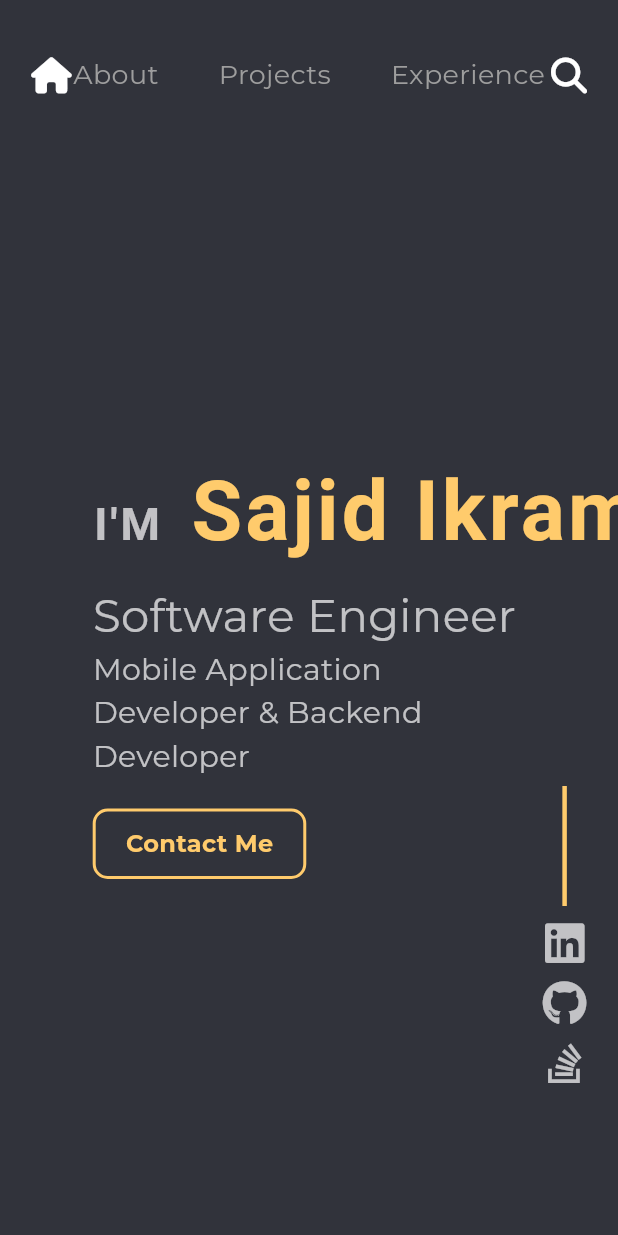
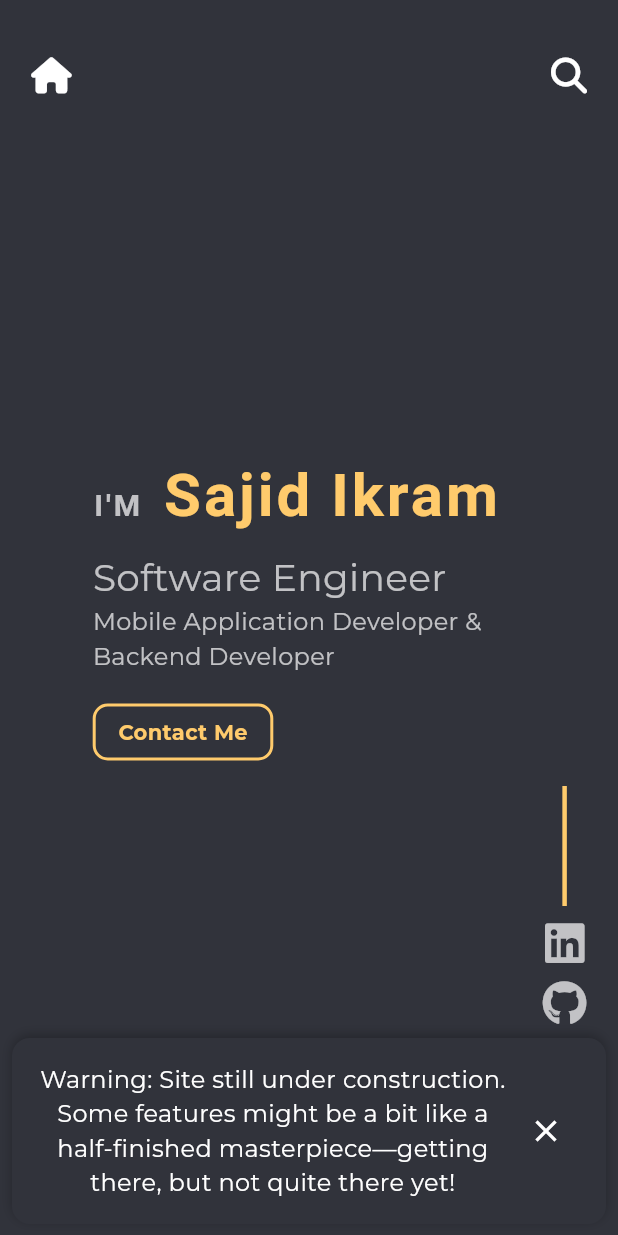
Before and after one commit to Sajid-ikram/dev_ikram, a Flutter app: the screen it shows after launch, on a phone screen of 412 x 824 dp. Run offline on Flutter 3.47's test engine with Material 3 defaults, Android fonts, the phone set to English and light mode, and no system bars; our stand-ins replace carousel_slider, font_awesome_flutter, google_fonts, readmore; missing offline and left inert: dev_icons.

Commit message:
fix responsiveness

```diff
--- a/lib/main.dart
+++ b/lib/main.dart
@@ -17,7 +17,7 @@ class MyApp extends StatelessWidget {
       theme: _buildTheme(Brightness.dark),
       debugShowCheckedModeBanner: false,
       title: 'Ikram',
-      home: Home(),
+      home: const HomeWithPopup(),
     );
   }
 }
@@ -34,3 +34,74 @@ ThemeData _buildTheme(brightness) {
     scaffoldBackgroundColor: Colors.white,
   );
 }
+
+/// New Widget that wraps your Home page and adds the popup
+class HomeWithPopup extends StatefulWidget {
+  const HomeWithPopup({super.key});
+
+  @override
+  State<HomeWithPopup> createState() => _HomeWithPopupState();
+}
+
+class _HomeWithPopupState extends State<HomeWithPopup> {
+  bool _showPopup = true; // Controls whether the popup is visible or not
+
+  @override
+  Widget build(BuildContext context) {
+    return Scaffold(
+      body: Stack(
+        children: [
+          // Your original Home page
+          Home(),
+
+          // Bottom popup
+          if (_showPopup)
+            Positioned(
+              bottom: 0,
+              left: 0,
+              right: 0,
+              child: Container(
+                margin: const EdgeInsets.all(8),
+                padding: const EdgeInsets.all(16),
+                decoration: BoxDecoration(
+                  color: primaryColor,
+                  borderRadius: BorderRadius.circular(12),
+                  boxShadow: const [
+                    BoxShadow(
+                      color: Colors.black26,
+                      blurRadius: 6,
+                      offset: Offset(0, -2),
+                    ),
+                  ],
+                ),
+                child: Row(
+                  mainAxisAlignment: MainAxisAlignment.spaceBetween,
+                  children: [
+                    // Earning message
+                    const Expanded(
+                      child: Text(
+                        "Warning: Site still under construction. Some features might be a bit like a half-finished masterpiece—getting there, but not quite there yet!",
+                        textAlign: TextAlign.center,
+                        style: TextStyle(fontSize: 16, color: Colors.white),
+
+                      ),
+                    ),
+
+                    // Close button
+                    IconButton(
+                      onPressed: () {
+                        setState(() {
+                          _showPopup = false; // Hide the popup
+                        });
+                      },
+                      icon: const Icon(Icons.close, color: Colors.white),
+                    ),
+                  ],
+                ),
+              ),
+            ),
+        ],
+      ),
+    );
+  }
+}
--- a/lib/utils/constant_text.dart
+++ b/lib/utils/constant_text.dart
@@ -1 +1,5 @@
+import 'package:flutter/foundation.dart';
+
 String about = "I am a skilled mobile application developer with 4+ years of experience, specializing in Flutter and backend technologies like Node.js and MongoDB. I’ve built diverse projects, including POS systems, a photo editor with 10,000+ users, and real-time tracking apps. Currently pursuing an MSc in Software Engineering, I have a proven track record in competitive programming and hackathons. I’m passionate about creating efficient, user-focused applications and constantly expanding my technical skills.";
+
+String releasePath = kDebugMode ? '' : 'assets/';
--- a/lib/view/custom_buttons.dart
+++ b/lib/view/custom_buttons.dart
@@ -17,6 +17,7 @@ class _HoverButtonState extends State<HoverButton> {
 
   @override
   Widget build(BuildContext context) {
+    var size = MediaQuery.of(context).size;
     return Center(
       child: MouseRegion(
         onEnter: (_) => setState(() => isHovering = true),
@@ -25,7 +26,7 @@ class _HoverButtonState extends State<HoverButton> {
           duration: Duration(milliseconds: 200),
           child: Container(
             padding:
-            EdgeInsets.symmetric(horizontal: 20, vertical: 10),
+            EdgeInsets.symmetric(horizontal: size.width < 700  ? 15 : 20, vertical:  size.width < 700  ? 7 : 10),
             decoration: BoxDecoration(
               color: isHovering ? secondaryColor : Colors.transparent,
               border: Border.all(color: secondaryColor, width: 2),
@@ -35,7 +36,7 @@ class _HoverButtonState extends State<HoverButton> {
               "Contact Me",
               style: TextStyle(
                 color: isHovering ? Colors.white : secondaryColor,
-                fontSize: 16,
+                fontSize: size.width < 700  ? 14 : 16,
                 fontWeight: FontWeight.bold,
               ),
             ),
--- a/lib/view/home.dart
+++ b/lib/view/home.dart
@@ -58,13 +58,13 @@ class CustomNevBar extends StatelessWidget {
           SizedBox(width: size.width * 0.05),
           const Icon(FontAwesomeIcons.house),
           Spacer(),
-          GestureDetector(
+          if(size.width > 450) GestureDetector(
             onTap: () => scrollToSection(size.height),
             // Scroll to the top (About section)
             child: HoverText(text: "About"),
           ),
           const SizedBox(width: 40),
-          GestureDetector(
+          if(size.width > 450) GestureDetector(
             onTap: () => scrollToSection(size.height *
                 (size.width < 700
                     ? 3
@@ -77,7 +77,7 @@ class CustomNevBar extends StatelessWidget {
             child: HoverText(text: "Projects"),
           ),
           const SizedBox(width: 40),
-          GestureDetector(
+          if(size.width > 450) GestureDetector(
             onTap: () => scrollToSection(size.height *
                 (size.width < 700
                     ? 4.7
--- a/lib/view/initial_page.dart
+++ b/lib/view/initial_page.dart
@@ -5,6 +5,7 @@ import 'package:dev_ikram/utils/colors.dart';
 import 'package:flutter/material.dart';
 import 'package:font_awesome_flutter/font_awesome_flutter.dart';
 import 'package:url_launcher/url_launcher.dart';
+import '../utils/constant_text.dart';
 import 'custom_buttons.dart';
 
 class InitialPage extends StatefulWidget {
@@ -83,16 +84,16 @@ class _InitialPageState extends State<InitialPage> {
                       TextSpan(
                         text: "I'M  ",
                         style: TextStyle(
-                          fontSize: 30,
+                          fontSize: size.width < 700  ? 20 : 30,
                           color: Colors.white.withOpacity(0.7),
                           fontWeight: FontWeight.bold,
                           letterSpacing: 2.0,
                         ),
-                        children: const <TextSpan>[
+                        children:  <TextSpan>[
                           TextSpan(
                             text: "Sajid Ikram",
                             style: TextStyle(
-                              fontSize: 55,
+                              fontSize: size.width < 700  ? 40 : 55,
                               color: secondaryColor,
                               fontWeight: FontWeight.bold,
                             ),
@@ -104,7 +105,7 @@ class _InitialPageState extends State<InitialPage> {
                     Text(
                       "Software Engineer",
                       style: TextStyle(
-                        fontSize: 30,
+                        fontSize: size.width < 700  ? 25 : 30,
                         color: Colors.white.withOpacity(0.7),
                       ),
                     ),
@@ -113,13 +114,13 @@ class _InitialPageState extends State<InitialPage> {
                       child: Text(
                         "Mobile Application Developer & Backend Developer",
                         style: TextStyle(
-                          fontSize: 20,
+                          fontSize:  size.width < 700  ? 16 :20,
                           color: Colors.white.withOpacity(0.7),
                         ),
                         softWrap: true,
                       ),
                     ),
-                    const SizedBox(height: 20),
+                    const SizedBox(height:  20),
                     HoverButton(text: "Contact Me"),
                   ],
                 ),
@@ -163,11 +164,11 @@ class _InitialPageState extends State<InitialPage> {
 
 class CustomImages extends StatelessWidget {
   List<String> images = [
-    "assets/a.png",
-    "assets/b.png",
-    "assets/c.png",
-    "assets/d.png",
-    "assets/e.png",
+    "${releasePath}assets/a.png",
+    "${releasePath}assets/b.png",
+    "${releasePath}assets/c.png",
+    "${releasePath}assets/d.png",
+    "${releasePath}assets/e.png",
   ];
 
   @override
--- a/lib/view/nev_bar.dart
+++ /dev/null
@@ -1,68 +0,0 @@
-import 'package:dev_ikram/utils/colors.dart';
-import 'package:flutter/cupertino.dart';
-import 'package:flutter/material.dart';
-import 'package:font_awesome_flutter/font_awesome_flutter.dart';
-
-class CustomNevBar extends StatelessWidget {
-  const CustomNevBar({super.key});
-
-  @override
-  Widget build(BuildContext context) {
-    var size = MediaQuery.of(context).size;
-
-    return SizedBox(
-      height: 100,
-      width: size.width,
-      child: Row(
-        crossAxisAlignment: CrossAxisAlignment.center,
-        children: [
-          SizedBox(width: size.width * 0.05),
-          Icon(FontAwesomeIcons.house),
-          Spacer(),
-          HoverText(text: "About"),
-          SizedBox(width: 40),
-          HoverText(text: "Portfolio"),
-          SizedBox(width: 40),
-          HoverText(text: "Contact"),
-          Spacer(),
-          Icon(FontAwesomeIcons.magnifyingGlass),
-          SizedBox(width: size.width * 0.05),
-        ],
-      ),
-    );
-  }
-}
-
-class HoverText extends StatefulWidget {
-  final String text;
-
-  HoverText({required this.text});
-
-  @override
-  _HoverTextState createState() => _HoverTextState();
-}
-
-class _HoverTextState extends State<HoverText> {
-  bool isHovering = false;
-
-  @override
-  Widget build(BuildContext context) {
-    return Center(
-      child: MouseRegion(
-        onEnter: (_) => setState(() => isHovering = true),
-        onExit: (_) => setState(() => isHovering = false),
-        child: AnimatedContainer(
-          duration: Duration(milliseconds: 200),
-          child: Text(
-            widget.text,
-            style: TextStyle(
-              color: isHovering ? Colors.white : Colors.grey,
-              fontSize: 18,
-              fontWeight: FontWeight.w400,
-            ),
-          ),
-        ),
-      ),
-    );
-  }
-}
--- a/lib/view/projects.dart
+++ b/lib/view/projects.dart
@@ -4,6 +4,8 @@ import 'package:flutter/cupertino.dart';
 import 'package:flutter/material.dart';
 import 'package:flutter/widgets.dart';
 import 'package:flutter_staggered_grid_view/flutter_staggered_grid_view.dart';
+
+import '../utils/constant_text.dart';
 
 class Projects extends StatelessWidget {
   final List<Map<String, dynamic>> projects = [
@@ -39,7 +41,7 @@ class Projects extends StatelessWidget {
           Text(
             "Projects",
             style: TextStyle(
-              fontSize: 50,
+              fontSize: size.width < 500  ? 35 : 50,
               color: Colors.white.withOpacity(0.7),
               fontWeight: FontWeight.w900,
             ),
@@ -200,7 +202,7 @@ class _ProjectItemHoverState extends State<ProjectItemHover> {
           child: Padding(
 
             padding: widget.name == "WA.png" || widget.name == "WB.png" ? const EdgeInsets.symmetric(vertical: 9): const EdgeInsets.all(0.0),
-            child: Image.asset(widget.name, fit: BoxFit.contain),
+            child: Image.network("${releasePath}assets/${widget.name}", fit: BoxFit.contain),
           ),
         ),
       ),
--- a/lib/view/skills.dart
+++ b/lib/view/skills.dart
@@ -58,7 +58,7 @@ class SkillsGrid extends StatelessWidget {
           Text(
             "My Skills",
             style: TextStyle(
-              fontSize: 50,
+              fontSize: size.width < 500  ? 35 : 50,
               color: Colors.white.withOpacity(0.7),
               fontWeight: FontWeight.w900,
             ),
```
Also changed, not shown: lib/view/about.dart (+5 -5 lines), lib/view/experiences.dart (+9 -8 lines), 1 other file.
